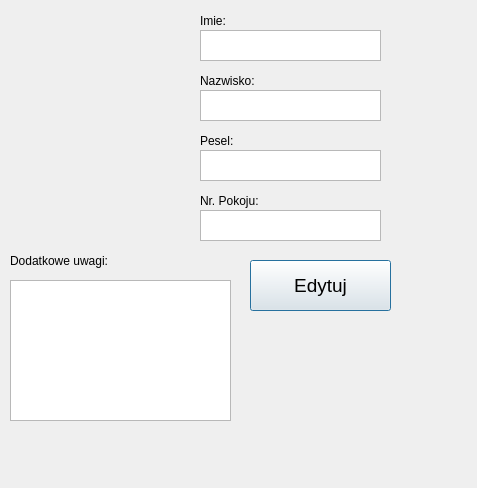
This is C-Project/pacjent.ui in W1EW1UR/Projekt-Cpp as Qt 5 draws it before an edit. The edited form follows.
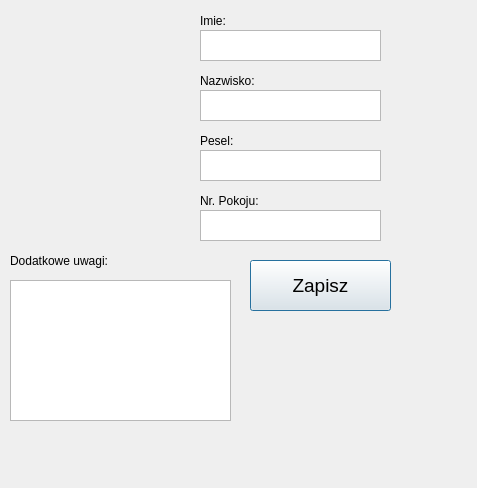
This is the edited form.

The edit to the form file:
```diff
--- a/C-Project/pacjent.ui
+++ b/C-Project/pacjent.ui
@@ -195,7 +195,7 @@
     </font>
    </property>
    <property name="text">
-    <string>Edytuj</string>
+    <string>Zapisz</string>
    </property>
   </widget>
  </widget>
```
